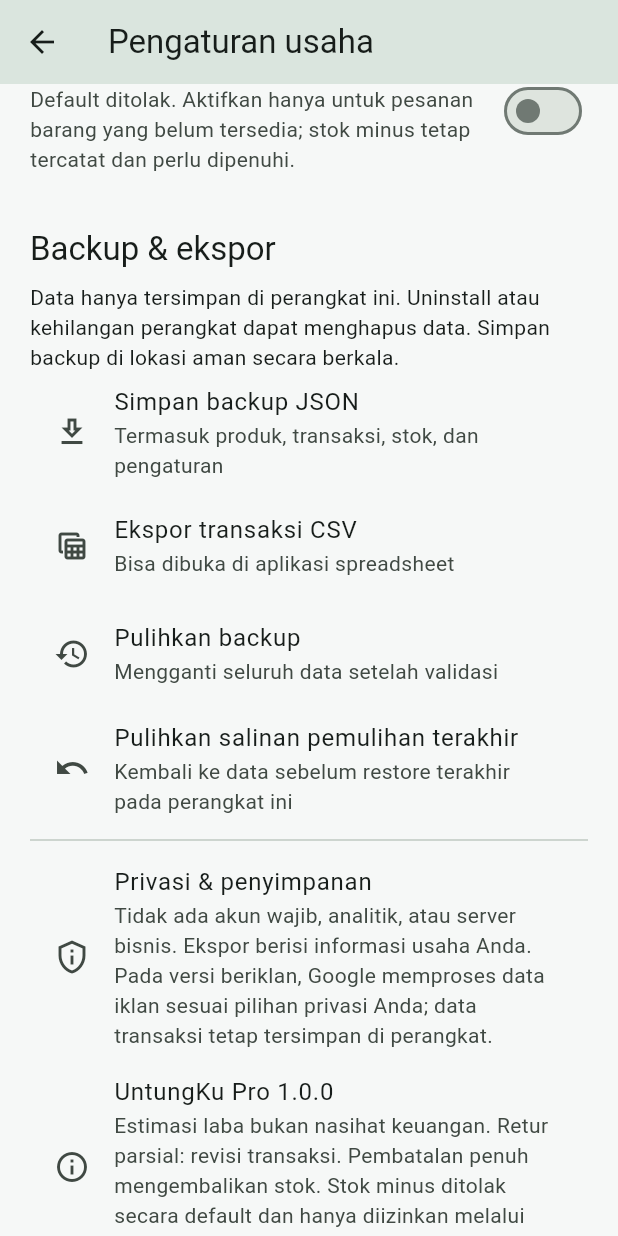
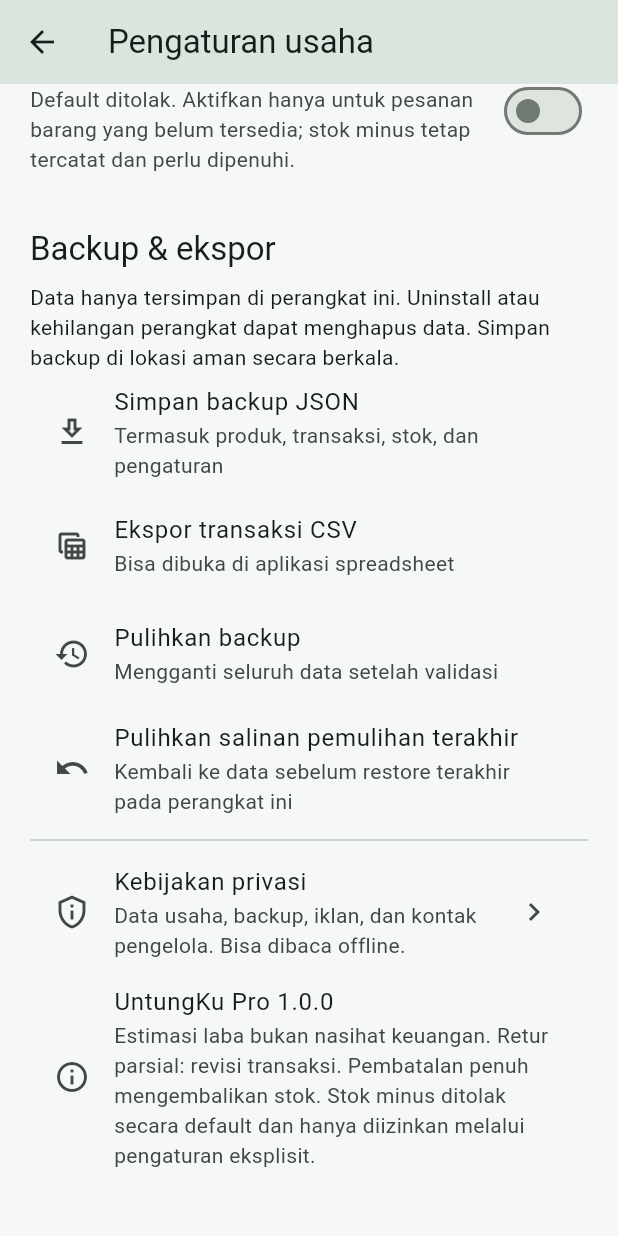
Before and after one commit to ahmadhamdani-L/untungku, a Flutter app: the SettingsPage screen opened directly, scrolled down 414 dp, on a phone screen of 412 x 824 dp. Run offline on Flutter 3.47's test engine with Material 3 defaults, Android fonts, the phone set to English and light mode, and no system bars; our stand-ins replace drift, file_picker, flutter_riverpod, google_mobile_ads; accounts and stored records are empty; generated files the repository leaves out were written again.

Commit message:
feat: bundle published company privacy policy for offline access

```diff
--- /dev/null
+++ b/assets/legal/privacy-id.json
@@ -0,0 +1,49 @@
+{
+  "title": "Kebijakan Privasi UntungKu Pro",
+  "updated": "20 Oktober 2026",
+  "operator": "PT DDD DREAM DEVELOP DIGITAL",
+  "developer": "Lelouch D",
+  "email": "hmdhmdndani@gmail.com",
+  "sections": [
+    {
+      "title": "Tentang aplikasi dan pengelola",
+      "text": "UntungKu Pro adalah aplikasi Android untuk pencatatan produk, stok, penjualan, pengeluaran, dan perhitungan laba usaha. Aplikasi dikelola oleh PT DDD DREAM DEVELOP DIGITAL dengan nama pengembang Lelouch D. Kebijakan ini menjelaskan penyimpanan data usaha di perangkat dan pemrosesan data oleh layanan iklan pada versi beriklan. Aplikasi tidak mewajibkan pembuatan akun."
+    },
+    {
+      "title": "Data usaha yang Anda masukkan",
+      "text": "Nama usaha, produk, harga, stok, transaksi, pengeluaran, catatan, dan preferensi disimpan secara lokal di penyimpanan aplikasi pada perangkat Anda. Aplikasi tidak memiliki server bisnis untuk menerima database tersebut dan tidak mengirim isi transaksi ke AdMob untuk permintaan iklan. Perhitungan laba dan pencatatan usaha dapat berjalan tanpa internet. Kami tidak memperoleh akses jarak jauh ke database lokal Anda."
+    },
+    {
+      "title": "Backup, ekspor, dan data yang Anda bagikan",
+      "text": "Backup JSON dan ekspor CSV hanya dibuat ketika Anda memilih fitur tersebut. Lokasi penyimpanan dipilih melalui pemilih berkas Android. Berkas dapat memuat informasi usaha dan tidak dienkripsi oleh fitur ekspor aplikasi. Simpan dengan aman. Jika Anda memilih penyedia penyimpanan cloud, mengirim berkas, atau membagikannya kepada orang lain, penanganan salinan tersebut mengikuti layanan atau penerima yang Anda pilih. Restore mengganti data lokal setelah konfirmasi dan membuat salinan pemulihan internal."
+    },
+    {
+      "title": "Iklan Google AdMob dan data perangkat",
+      "text": "Versi beriklan menggunakan Google Mobile Ads (AdMob) untuk menampilkan banner pada halaman Pengaturan. SDK Google dapat mengumpulkan atau memproses informasi perangkat dan aplikasi, alamat IP dan perkiraan lokasi yang diturunkan dari IP, pengenal yang tersedia, interaksi iklan, serta data diagnostik untuk penayangan, pengukuran, keamanan, dan pencegahan penyalahgunaan iklan. Data tersebut diproses oleh Google dan mitra periklanan sesuai konfigurasi layanan, wilayah, dan pilihan privasi pengguna. Aplikasi tidak mengirimkan isi database usaha sebagai bagian dari permintaan iklan. Build offline/mock tidak melakukan permintaan iklan Google."
+    },
+    {
+      "title": "Persetujuan dan pilihan privasi iklan",
+      "text": "Sebelum meminta iklan, aplikasi menggunakan Google User Messaging Platform (UMP) untuk memeriksa status persetujuan dan menampilkan pesan jika diwajibkan serta tersedia pada konfigurasi akun. Permintaan iklan hanya dilakukan ketika UMP mengizinkan. Jika diwajibkan UMP, tombol Pilihan privasi iklan tersedia di Pengaturan agar Anda dapat meninjau atau mengubah pilihan. Gagal memuat iklan atau tidak diizinkannya permintaan iklan tidak menghalangi fitur pencatatan usaha. Pengaturan privasi perangkat juga dapat memengaruhi data yang tersedia bagi SDK."
+    },
+    {
+      "title": "Kontak dengan pengelola",
+      "text": "Jika Anda mengirim email kepada kami, kami menerima alamat email, isi pesan, dan lampiran yang Anda kirim secara sukarela untuk menangani pertanyaan, dukungan, atau permintaan privasi. Jangan mengirim password, kunci penandatanganan, atau backup berisi informasi sensitif yang tidak diperlukan. Kami tidak menjual isi data usaha yang Anda kirim kepada kami."
+    },
+    {
+      "title": "Penyimpanan, retensi, dan penghapusan",
+      "text": "Data usaha lokal disimpan sampai Anda mengubah atau menghapusnya menggunakan fungsi yang tersedia, menghapus data aplikasi melalui pengaturan Android, atau menghapus instalasi aplikasi. Pembatalan penjualan mempertahankan catatan pembatalan dan menyesuaikan stok; mengarsipkan produk tidak menghapus riwayatnya. Untuk menghapus seluruh database lokal, gunakan Hapus data aplikasi atau uninstall. Backup Android otomatis dinonaktifkan oleh aplikasi. Salinan JSON/CSV yang Anda ekspor tetap berada di lokasi pilihan Anda dan harus dihapus terpisah. Penghapusan lokal tidak otomatis menghapus data yang telah diproses oleh Google atau salinan di layanan lain. Retensi data iklan mengikuti kebijakan Google; pesan dukungan disimpan selama diperlukan untuk penanganan pertanyaan dan kewajiban yang berlaku."
+    },
+    {
+      "title": "Keamanan dan kendali Anda",
+      "text": "Penyimpanan internal aplikasi menggunakan perlindungan akses sistem Android. Keamanan perangkat, kunci layar, dan lokasi backup merupakan bagian penting perlindungan data Anda. Aplikasi tidak menjanjikan enkripsi database atau keamanan mutlak. Anda dapat meninjau data usaha di aplikasi, mengekspor backup, dan menghapus data lokal. Hubungi kami untuk pertanyaan atau permintaan terkait data yang Anda kirim melalui email; kami tidak dapat menghapus database dari perangkat Anda secara jarak jauh."
+    },
+    {
+      "title": "Layanan pihak ketiga dan perubahan kebijakan",
+      "text": "Pemrosesan data oleh Google dijelaskan lebih lanjut di https://policies.google.com/privacy dan https://policies.google.com/technologies/ads. Kebijakan penyedia penyimpanan pilihan Anda berlaku saat Anda menggunakan layanannya. Halaman web kebijakan ini disediakan melalui hosting situs perusahaan; penyedia hosting dapat memproses informasi koneksi dan log akses untuk melayani serta mengamankan halaman. Kebijakan ini dapat diperbarui bila fungsi atau pemrosesan data aplikasi berubah. Tanggal pembaruan ditampilkan di bagian atas."
+    },
+    {
+      "title": "Hubungi kami",
+      "text": "Pengelola: PT DDD DREAM DEVELOP DIGITAL. Nama pengembang di Google Play: Lelouch D. Pertanyaan privasi dan bantuan: hmdhmdndani@gmail.com. Situs perusahaan: https://ddd-dream-develop-digital.vercel.app/."
+    }
+  ]
+}
--- a/lib/features/app.dart
+++ b/lib/features/app.dart
@@ -10,6 +10,7 @@ import 'package:file_picker/file_picker.dart';
 import 'package:path_provider/path_provider.dart';
 import '../data/store.dart';
 import '../services/ads.dart';
+import 'privacy.dart';
 import '../domain/models.dart';
 import '../domain/money.dart';
 import '../domain/reporting.dart';
--- a/lib/features/settings.dart
+++ b/lib/features/settings.dart
@@ -264,11 +264,18 @@ class _SettingsState extends ConsumerState<SettingsPage> {
                   }),
           ),
           const Divider(),
-          const ListTile(
-            leading: Icon(Icons.privacy_tip_outlined),
-            title: Text('Privasi & penyimpanan'),
-            subtitle: Text(
-              'Tidak ada akun wajib, analitik, atau server bisnis. Ekspor berisi informasi usaha Anda. Pada versi beriklan, Google memproses data iklan sesuai pilihan privasi Anda; data transaksi tetap tersimpan di perangkat.',
+          ListTile(
+            leading: const Icon(Icons.privacy_tip_outlined),
+            title: const Text('Kebijakan privasi'),
+            subtitle: const Text(
+              'Data usaha, backup, iklan, dan kontak pengelola. Bisa dibaca offline.',
+            ),
+            trailing: const Icon(Icons.chevron_right),
+            onTap: () => Navigator.push(
+              c,
+              MaterialPageRoute<void>(
+                builder: (_) => const PrivacyPolicyPage(),
+              ),
             ),
           ),
           const OptionalAdBanner(),
--- a/pubspec.yaml
+++ b/pubspec.yaml
@@ -16,7 +16,7 @@ publish_to: 'none' # Remove this line if you wish to publish to pub.dev
 # https://developer.apple.com/library/archive/documentation/General/Reference/InfoPlistKeyReference/Articles/CoreFoundationKeys.html
 # In Windows, build-name is used as the major, minor, and patch parts
 # of the product and file versions while build-number is used as the build suffix.
-version: 1.0.0+1
+version: 1.0.0+2
 
 environment:
   sdk: ^3.11.0
@@ -71,6 +71,7 @@ flutter:
   # the material Icons class.
   uses-material-design: true
   assets:
+    - assets/legal/privacy-id.json
     - assets/branding/untungku-icon-512.png
 
   # To add assets to your application, add an assets section, like this:
```
Also changed, not shown: lib/features/privacy.dart (added, +92 -0 lines), 5 other files.
